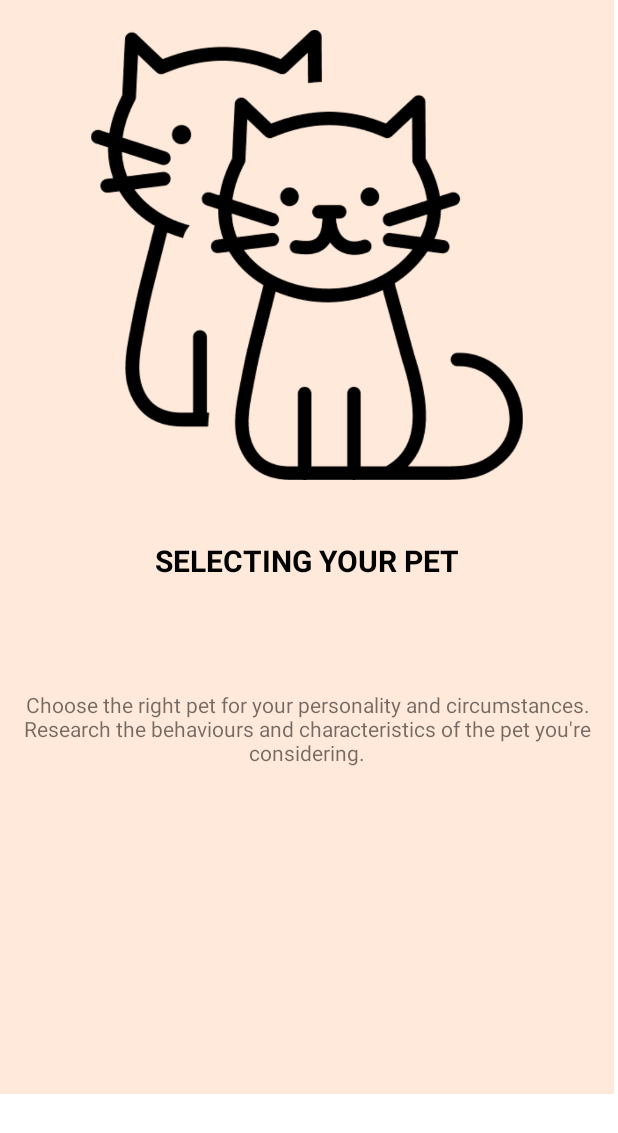
After one commit to develz-ai/van-animal-control, an Android app: the layout activity_prep.xml on its own in the app's theme, with its tools: preview values and no code run, on a phone screen of 412 x 824 dp. The commit adds this screen. Shown: the top 1133 px of the screen. Run offline under Robolectric (Android 15) with nearby library versions, the phone set to English and light mode, and no system bars.

Commit message:
fixed map and prep and nav

```diff
--- a/app/build.gradle
+++ b/app/build.gradle
@@ -42,6 +42,7 @@ dependencies {
     implementation 'com.google.android.material:material:1.4.0'
     implementation 'androidx.constraintlayout:constraintlayout:2.1.2'
     implementation 'androidx.gridlayout:gridlayout:1.0.0'
+    implementation 'com.google.android.gms:play-services-maps:18.0.2'
     testImplementation 'junit:junit:4.+'
     androidTestImplementation 'androidx.test.ext:junit:1.1.3'
     androidTestImplementation 'androidx.test.espresso:espresso-core:3.4.0'
--- /dev/null
+++ b/app/src/main/java/com/example/myapplication/MapActivity.kt
@@ -0,0 +1,4 @@
+package com.example.myapplication
+
+class MapActivity {
+}
--- /dev/null
+++ b/app/src/main/res/layout/activity_prep.xml
@@ -0,0 +1,47 @@
+<?xml version="1.0" encoding="utf-8"?>
+<androidx.constraintlayout.widget.ConstraintLayout xmlns:android="http://schemas.android.com/apk/res/android"
+    xmlns:app="http://schemas.android.com/apk/res-auto"
+    xmlns:tools="http://schemas.android.com/tools"
+    android:layout_width="match_parent"
+    android:layout_height="match_parent">
+
+    <ScrollView
+        android:layout_width="409dp"
+        android:layout_height="729dp"
+        android:background="#FFE9DA"
+        tools:layout_editor_absoluteX="1dp"
+        tools:layout_editor_absoluteY="1dp">
+
+        <LinearLayout
+            android:layout_width="match_parent"
+            android:layout_height="wrap_content"
+            android:orientation="vertical">
+
+            <ImageView
+                android:id="@+id/imageView2"
+                android:layout_width="match_parent"
+                android:layout_height="300dp"
+                android:layout_marginTop="20dp"
+                android:layout_marginBottom="40dp"
+                tools:srcCompat="@drawable/cats" />
+
+            <TextView
+                android:id="@+id/textView2"
+                android:layout_width="match_parent"
+                android:layout_height="100dp"
+                android:text="Selecting your pet"
+                android:textAlignment="center"
+                android:textAllCaps="true"
+                android:textColor="@color/black"
+                android:textSize="20sp"
+                android:textStyle="bold" />
+
+            <TextView
+                android:id="@+id/textView3"
+                android:layout_width="match_parent"
+                android:layout_height="150dp"
+                android:text="Choose the right pet for your personality and circumstances. Research the behaviours and characteristics of the pet you're considering."
+                android:textAlignment="center" />
+        </LinearLayout>
+    </ScrollView>
+</androidx.constraintlayout.widget.ConstraintLayout>
```
Also changed, not shown: app/src/main/java/com/example/myapplication/MainActivity.kt (+7 -0 lines), app/src/main/java/com/example/myapplication/ToolBarActivity.kt (added, +32 -0 lines), app/src/main/res/drawable/ic_search_black_24dp.xml (added, +9 -0 lines), app/src/main/res/layout/activity_map.xml (added, +80 -0 lines), app/src/main/res/layout/activity_toolbar.xml (added, +26 -0 lines), app/src/main/res/menu/main_menu.xml (added, +18 -0 lines), app/src/main/res/drawable/cats.png (added), app/src/main/res/drawable/confused-confusion.png (added), app/src/main/res/drawable/dog-care.png (added), app/src/main/res/drawable/healthy-lifestyle.png (added), app/src/main/res/drawable/home-house.png (added).
